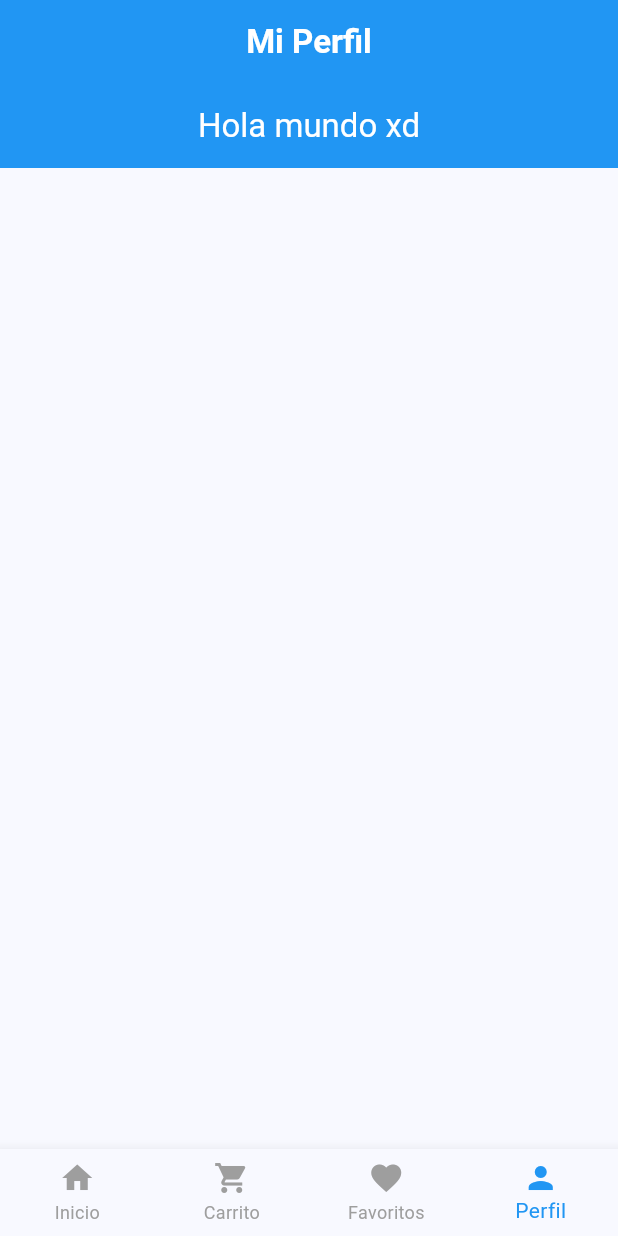
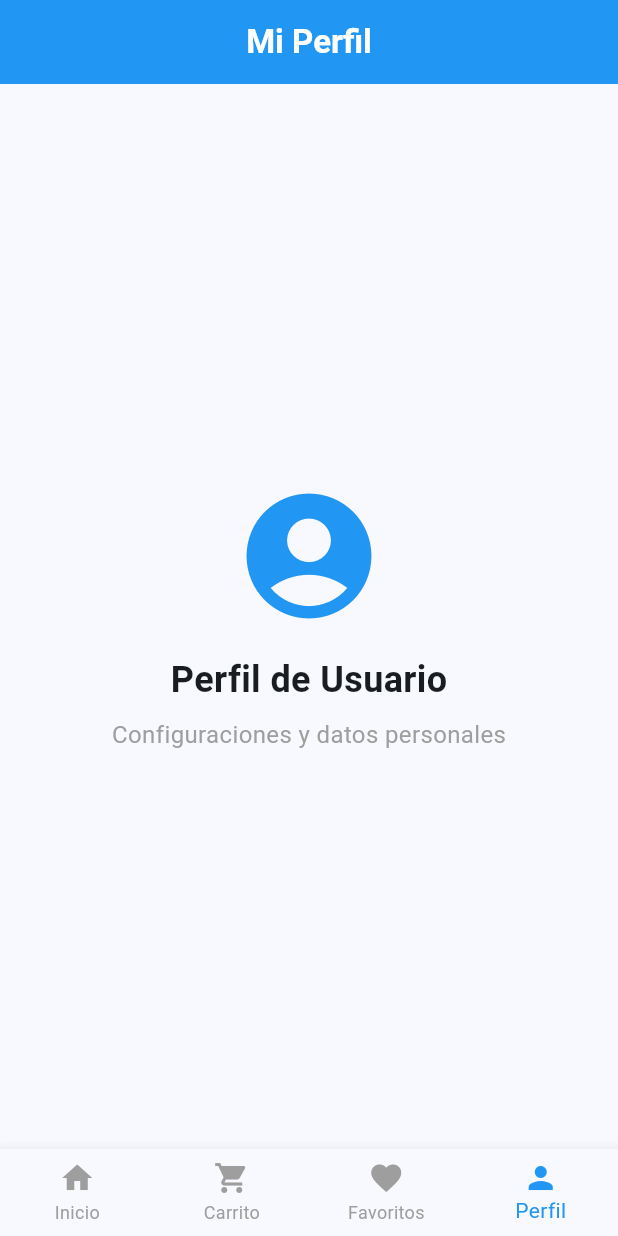
Before and after one commit to JeffLav29/FerreApp, a Flutter app: the screen it shows after launch, item 4 of the bottom bar chosen, on a phone screen of 412 x 824 dp. Run offline on Flutter 3.47's test engine with Material 3 defaults, Android fonts, the phone set to English and light mode, and no system bars.

Commit message:
modificacion en las screens carrito, favoritos y perfil

```diff
--- a/lib/screens/profile_screen.dart
+++ b/lib/screens/profile_screen.dart
@@ -1,19 +1,41 @@
 import 'package:flutter/material.dart';
 
-class ProfileScreen extends StatefulWidget{
+class ProfileScreen extends StatefulWidget {
   const ProfileScreen({super.key});
 
   @override
-  State<ProfileScreen> createState() => _PerfilScreen();
+  State<ProfileScreen> createState() => _ProfileScreenState();
 }
 
-class _PerfilScreen extends State<ProfileScreen>{
-
+class _ProfileScreenState extends State<ProfileScreen> {
   @override
   Widget build(BuildContext context) {
-    return Scaffold(
-      appBar: AppBar(
-        title: Text('Hola mundo xd'),
+    return const Center(
+      child: Column(
+        mainAxisAlignment: MainAxisAlignment.center,
+        children: [
+          Icon(
+            Icons.account_circle,
+            size: 100,
+            color: Colors.blue,
+          ),
+          SizedBox(height: 16),
+          Text(
+            'Perfil de Usuario',
+            style: TextStyle(
+              fontSize: 24,
+              fontWeight: FontWeight.bold,
+            ),
+          ),
+          SizedBox(height: 8),
+          Text(
+            'Configuraciones y datos personales',
+            style: TextStyle(
+              fontSize: 16,
+              color: Colors.grey,
+            ),
+          ),
+        ],
       ),
     );
   }
```
Also changed, not shown: lib/screens/cart_screen.dart (+13 -9 lines), lib/screens/favorites_screen.dart (+13 -9 lines).
